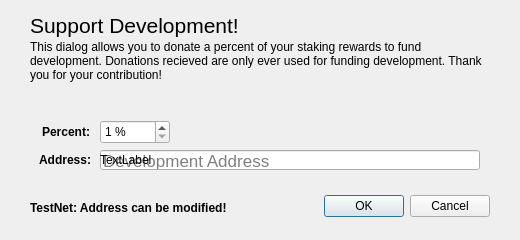
BUZZCOINproject/buzzcoin, file src/qt/forms/charitydialog.ui: the form before one commit.
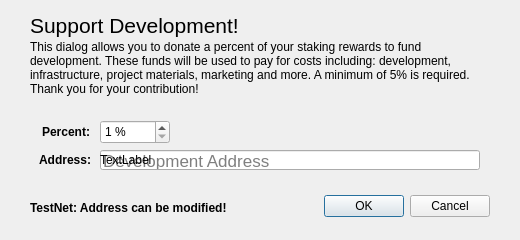
The form after the commit.

Commit message: update development fund text and sidebar icons

```diff
--- a/src/qt/forms/charitydialog.ui
+++ b/src/qt/forms/charitydialog.ui
@@ -89,7 +89,7 @@
     <number>1</number>
    </property>
    <property name="text">
-    <string>This dialog allows you to donate a percent of your staking rewards to fund development. Donations recieved are only ever used for funding development. Thank you for your contribution!</string>
+    <string>This dialog allows you to donate a percent of your staking rewards to fund development. These funds will be used to pay for costs including: development, infrastructure, project materials, marketing and more. A minimum of 5% is required. Thank you for your contribution!</string>
    </property>
    <property name="alignment">
     <set>Qt::AlignLeading|Qt::AlignLeft|Qt::AlignTop</set>
```
The commit also changes 7 other files.
